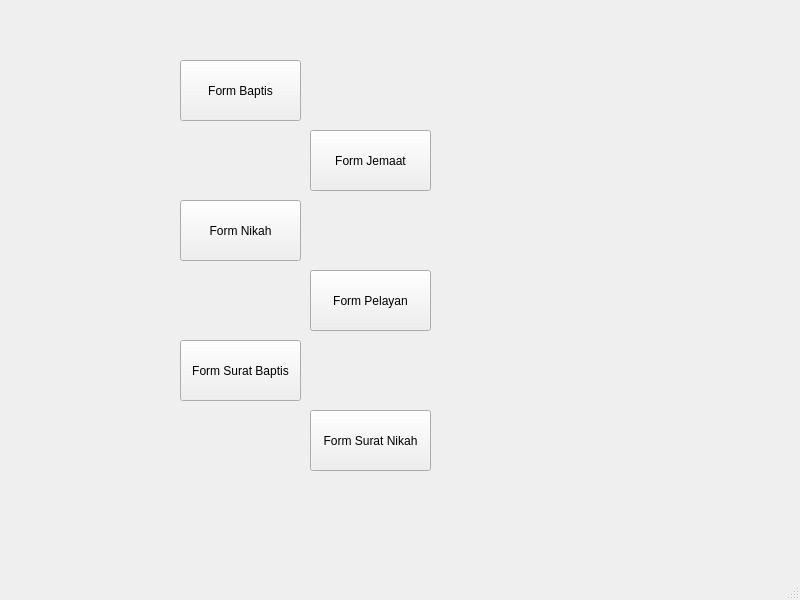
Old version of the form formutama.ui in the repository AgusAlRidha/SistemInfoAgama.
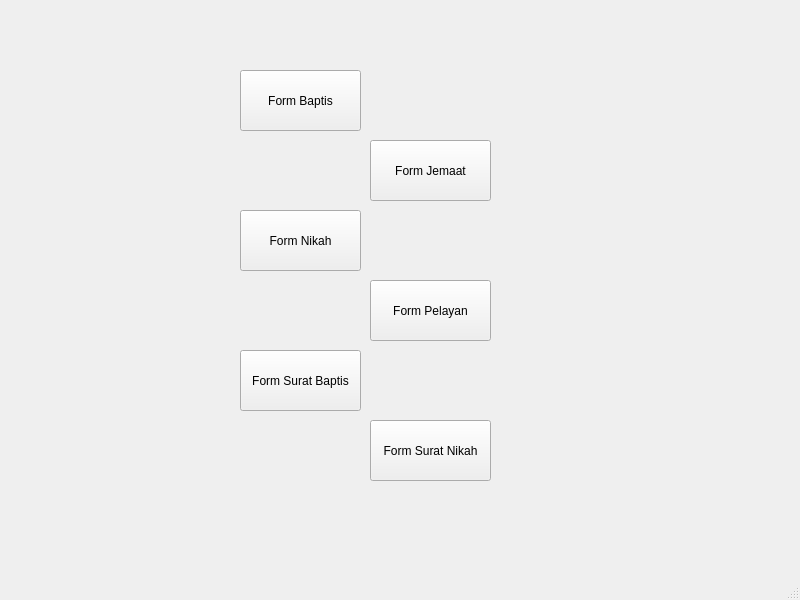
New version of the form.

```diff
--- a/formutama.ui
+++ b/formutama.ui
@@ -14,50 +14,11 @@
    <string>formutama</string>
   </property>
   <widget class="QWidget" name="centralwidget">
-   <widget class="QPushButton" name="pushButton">
-    <property name="geometry">
-     <rect>
-      <x>180</x>
-      <y>60</y>
-      <width>121</width>
-      <height>61</height>
-     </rect>
-    </property>
-    <property name="text">
-     <string>Form Baptis</string>
-    </property>
-   </widget>
-   <widget class="QPushButton" name="pushButton_2">
-    <property name="geometry">
-     <rect>
-      <x>310</x>
-      <y>130</y>
-      <width>121</width>
-      <height>61</height>
-     </rect>
-    </property>
-    <property name="text">
-     <string>Form Jemaat</string>
-    </property>
-   </widget>
-   <widget class="QPushButton" name="pushButton_3">
-    <property name="geometry">
-     <rect>
-      <x>180</x>
-      <y>200</y>
-      <width>121</width>
-      <height>61</height>
-     </rect>
-    </property>
-    <property name="text">
-     <string>Form Nikah</string>
-    </property>
-   </widget>
    <widget class="QPushButton" name="pushButton_4">
     <property name="geometry">
      <rect>
-      <x>310</x>
-      <y>270</y>
+      <x>370</x>
+      <y>280</y>
       <width>121</width>
       <height>61</height>
      </rect>
@@ -66,24 +27,24 @@
      <string>Form Pelayan</string>
     </property>
    </widget>
-   <widget class="QPushButton" name="pushButton_5">
+   <widget class="QPushButton" name="pushButton_3">
     <property name="geometry">
      <rect>
-      <x>180</x>
-      <y>340</y>
+      <x>240</x>
+      <y>210</y>
       <width>121</width>
       <height>61</height>
      </rect>
     </property>
     <property name="text">
-     <string>Form Surat Baptis</string>
+     <string>Form Nikah</string>
     </property>
    </widget>
    <widget class="QPushButton" name="pushButton_6">
     <property name="geometry">
      <rect>
-      <x>310</x>
-      <y>410</y>
+      <x>370</x>
+      <y>420</y>
       <width>121</width>
       <height>61</height>
      </rect>
@@ -92,6 +53,45 @@
      <string>Form Surat Nikah</string>
     </property>
    </widget>
+   <widget class="QPushButton" name="pushButton_2">
+    <property name="geometry">
+     <rect>
+      <x>370</x>
+      <y>140</y>
+      <width>121</width>
+      <height>61</height>
+     </rect>
+    </property>
+    <property name="text">
+     <string>Form Jemaat</string>
+    </property>
+   </widget>
+   <widget class="QPushButton" name="pushButton_5">
+    <property name="geometry">
+     <rect>
+      <x>240</x>
+      <y>350</y>
+      <width>121</width>
+      <height>61</height>
+     </rect>
+    </property>
+    <property name="text">
+     <string>Form Surat Baptis</string>
+    </property>
+   </widget>
+   <widget class="QPushButton" name="pushButton">
+    <property name="geometry">
+     <rect>
+      <x>240</x>
+      <y>70</y>
+      <width>121</width>
+      <height>61</height>
+     </rect>
+    </property>
+    <property name="text">
+     <string>Form Baptis</string>
+    </property>
+   </widget>
   </widget>
   <widget class="QMenuBar" name="menubar">
    <property name="geometry">
@@ -99,7 +99,7 @@
      <x>0</x>
      <y>0</y>
      <width>800</width>
-     <height>22</height>
+     <height>25</height>
     </rect>
    </property>
   </widget>
```
